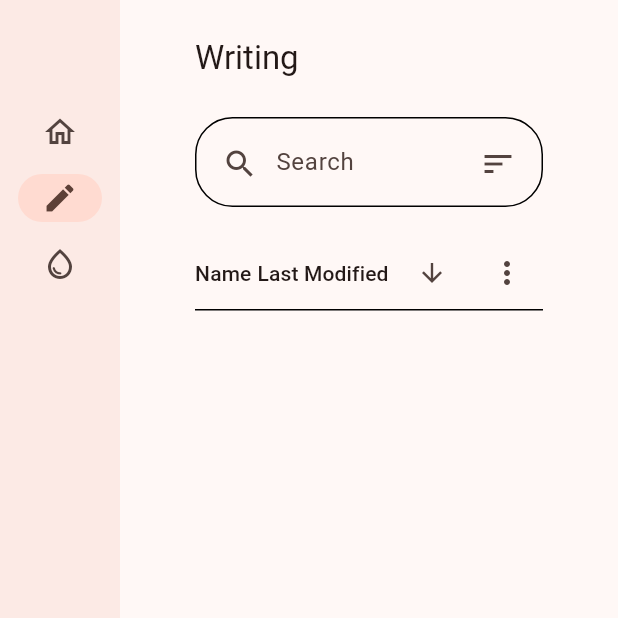
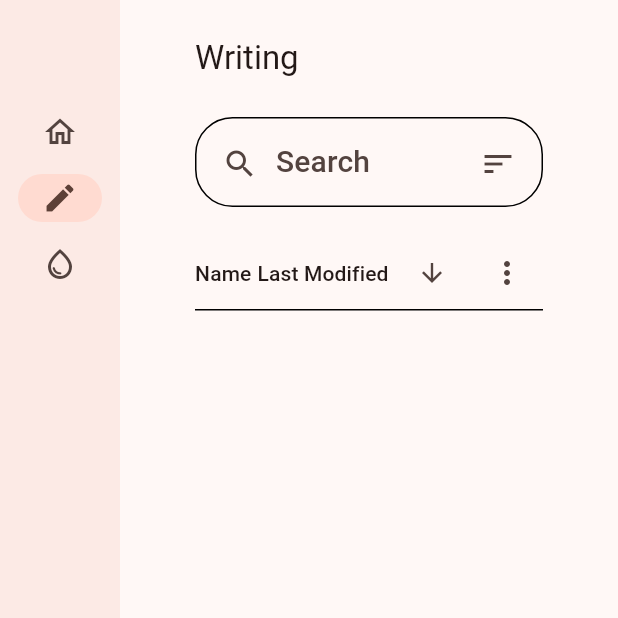
Before and after one commit to ProfessorAtomicManiac/Deep, a Flutter app: the screen it shows after launch, on a phone screen of 412 x 824 dp, the top half of it. Run offline on Flutter 3.47's test engine with Material 3 defaults, Android fonts, the light colour scheme and no system bars; our stand-ins replace audioplayers, google_fonts.

Commit message:
made search bar look better

```diff
--- a/lib/writing.dart
+++ b/lib/writing.dart
@@ -100,6 +100,11 @@ class _SearchBarState extends State<SearchBar> {
 
   @override
   Widget build(BuildContext context) {
+    final theme = Theme.of(context);
+    final textStyle = theme.textTheme.labelLarge!.copyWith(
+      color: theme.colorScheme.onSurface,
+      fontSize: Constants.DEFAULT_ICON_SIZE - 5,
+    );
     return Container(
       padding: const EdgeInsets.all(5),
       decoration: BoxDecoration(
@@ -123,7 +128,9 @@ class _SearchBarState extends State<SearchBar> {
                 border: InputBorder.none,
               ),
               controller: _controller,
-              //style: TextStyle(fontSize: 24),
+              style: textStyle,
+              cursorColor: theme.colorScheme.onSurface,
+
             ),
           ),
           textfieldHasText
```
